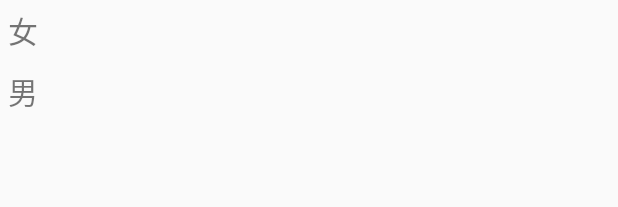
After one commit to Lisamylove/WilsonXin, an Android app: the layout popuwindow.xml on its own in the app's theme, with its tools: preview values and no code run, on a phone screen of 412 x 824 dp. The commit adds this screen. Shown: the top 207 px of the screen. Run offline under Robolectric (Android 15) with nearby library versions, the phone set to English and light mode, and no system bars.

Commit message:
动画和popuwindow

```diff
--- /dev/null
+++ b/RequestDemo/app/src/main/res/layout/popuwindow.xml
@@ -0,0 +1,22 @@
+<?xml version="1.0" encoding="utf-8"?>
+<LinearLayout
+    xmlns:android="http://schemas.android.com/apk/res/android"
+    android:layout_width="match_parent"
+    android:layout_height="match_parent"
+    android:orientation="vertical"
+    >
+    <TextView
+        android:id="@+id/tv_girl"
+        android:textSize="20dp"
+        android:text="女"
+        android:layout_margin="5dp"
+        android:layout_width="match_parent"
+        android:layout_height="wrap_content" />
+    <TextView
+        android:id="@+id/tv_boy"
+        android:textSize="20dp"
+        android:text="男"
+        android:layout_margin="5dp"
+        android:layout_width="match_parent"
+        android:layout_height="wrap_content" />
+</LinearLayout>
```
Also changed, not shown: RequestDemo/app/src/main/java/com/example/wilsonxin/requestdemo/AnimationActivity.java (+104 -16 lines), RequestDemo/app/src/main/res/mipmap-hdpi/b1.jpg (added), RequestDemo/app/src/main/res/mipmap-hdpi/b2.jpg (added), RequestDemo/app/src/main/res/mipmap-hdpi/wave.png (added).
